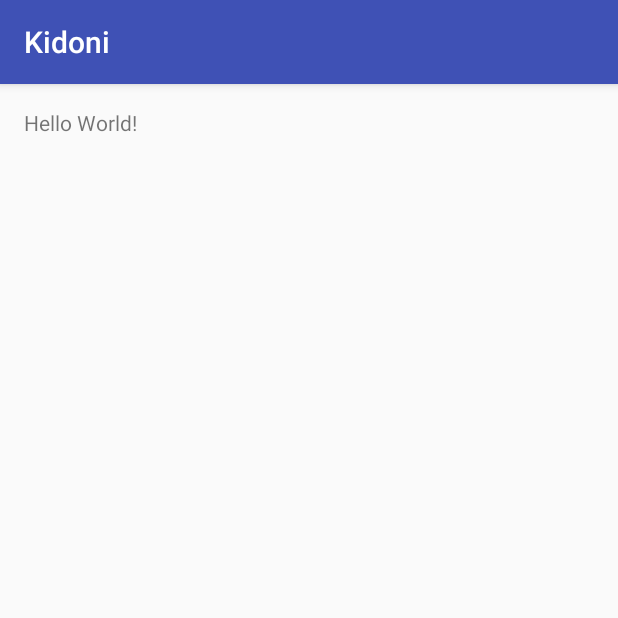
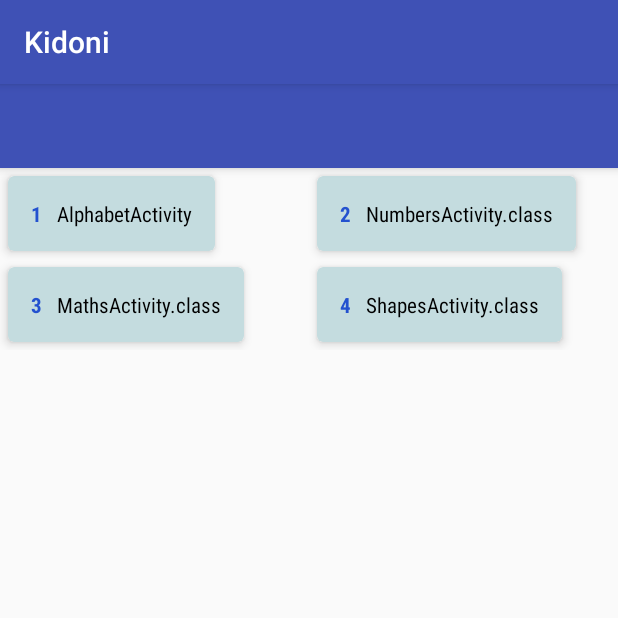
Before and after one commit to cfsuman/Kidoni, an Android app: the screen it shows after launch (MainActivity), on a phone screen of 412 x 824 dp, the top half of it. Run offline under Robolectric (Android 15) with nearby library versions, the phone set to English and light mode, and no system bars; libraries missing offline, so code that uses them is left out: com.facebook.drawee; 1 statement that could not run was skipped.

Commit message:
another move.

```diff
--- a/app/src/main/AndroidManifest.xml
+++ b/app/src/main/AndroidManifest.xml
@@ -2,7 +2,11 @@
 <manifest xmlns:android="http://schemas.android.com/apk/res/android"
     package="com.cfsuman.me.kidoni">
 
+    <uses-permission android:name="android.permission.INTERNET" />
+    <uses-permission android:name="android.permission.ACCESS_NETWORK_STATE" />
+
     <application
+        android:name=".KidoniApplication"
         android:allowBackup="true"
         android:icon="@mipmap/ic_launcher"
         android:label="@string/app_name"
@@ -15,6 +19,7 @@
                 <category android:name="android.intent.category.LAUNCHER" />
             </intent-filter>
         </activity>
+        <activity android:name=".AlphabetActivity"></activity>
     </application>
 
 </manifest>
--- /dev/null
+++ b/app/src/main/java/com/cfsuman/me/kidoni/KidoniApplication.java
@@ -0,0 +1,14 @@
+package com.cfsuman.me.kidoni;
+
+import android.app.Application;
+
+import com.facebook.drawee.backends.pipeline.Fresco;
+
+public class KidoniApplication extends Application {
+    @Override
+    public void onCreate(){
+        super.onCreate();
+        // Initialize the Fresco class
+        Fresco.initialize(this);
+    }
+}
--- a/app/src/main/java/com/cfsuman/me/kidoni/MainActivity.java
+++ b/app/src/main/java/com/cfsuman/me/kidoni/MainActivity.java
@@ -1,13 +1,55 @@
 package com.cfsuman.me.kidoni;
 
+import android.app.Activity;
+import android.content.Context;
+import android.support.design.widget.CoordinatorLayout;
 import android.support.v7.app.AppCompatActivity;
 import android.os.Bundle;
+import android.support.v7.widget.GridLayoutManager;
+import android.support.v7.widget.RecyclerView;
+import android.widget.RelativeLayout;
+
+import java.util.Arrays;
+import java.util.List;
 
 public class MainActivity extends AppCompatActivity {
+
+    private Context mContext;
+    private Activity mActivity;
+
+    private CoordinatorLayout mCLayout;
+    private RecyclerView mRecyclerView;
+    private RecyclerView.LayoutManager mLayoutManager;
+    private RecyclerView.Adapter mAdapter;
+
 
     @Override
     protected void onCreate(Bundle savedInstanceState) {
         super.onCreate(savedInstanceState);
         setContentView(R.layout.activity_main);
+
+        // Get the application context
+        mContext = getApplicationContext();
+
+        // Get the activity
+        mActivity = MainActivity.this;
+
+        // Get the widgets reference from XML layout
+        mCLayout = (CoordinatorLayout) findViewById(R.id.coordinator_layout);
+        mRecyclerView = (RecyclerView) findViewById(R.id.recycler_view);
+
+        // Specify a layout for RecyclerView
+        mLayoutManager = new GridLayoutManager(mContext,2);
+        mRecyclerView.setLayoutManager(mLayoutManager);
+
+        // Initialize a new TinyAppsXmlPullParser instance
+        TinyAppsXmlPullParser pullParser = new TinyAppsXmlPullParser();
+        // Get the titny apps list from xml data
+        List<TinyApp> tinyapps = pullParser.parseXMLData(mContext);
+
+        mAdapter = new MainActivityRecyclerViewAdapter(mContext,tinyapps);
+
+        // Set an adapter for RecyclerView
+        mRecyclerView.setAdapter(mAdapter);
     }
 }
--- /dev/null
+++ b/app/src/main/java/com/cfsuman/me/kidoni/MainActivityRecyclerViewAdapter.java
@@ -0,0 +1,102 @@
+package com.cfsuman.me.kidoni;
+
+import android.content.Context;
+import android.content.Intent;
+import android.support.v7.widget.CardView;
+import android.support.v7.widget.RecyclerView;
+import android.view.LayoutInflater;
+import android.view.View;
+import android.view.ViewGroup;
+import android.widget.TextView;
+import android.widget.Toast;
+
+import java.util.List;
+
+
+public class MainActivityRecyclerViewAdapter extends RecyclerView.Adapter<MainActivityRecyclerViewAdapter.ViewHolder> {
+    private Context mContext;
+    private List<TinyApp> mDataSet;
+    private int mCounter = 1;
+
+    public MainActivityRecyclerViewAdapter(Context context, List<TinyApp> list){
+        mContext = context;
+        mDataSet = list;
+    }
+
+    public static class ViewHolder extends RecyclerView.ViewHolder{
+        public CardView mCardView;
+        public TextView mTextViewSerial;
+        public TextView mTextViewLabel;
+
+        public ViewHolder(View v){
+            super(v);
+            // Get the widget reference from the custom layout
+            mCardView = (CardView) v.findViewById(R.id.card_view);
+            mTextViewSerial = (TextView) v.findViewById(R.id.tv_serial);
+            mTextViewLabel = (TextView) v.findViewById(R.id.tv_label);
+        }
+    }
+
+    @Override
+    public MainActivityRecyclerViewAdapter.ViewHolder onCreateViewHolder(ViewGroup parent, int viewType){
+        final View v = LayoutInflater.from(mContext).inflate(R.layout.main_activity_recycler_view_custom_view,parent,false);
+
+        // Get the TextView reference from RecyclerView current item
+        final TextView tv_serial = (TextView) v.findViewById(R.id.tv_serial);
+        final TextView tv_label = (TextView) v.findViewById(R.id.tv_label);
+
+        // Set a click listener for the current item of RecyclerView
+        v.setOnClickListener(new View.OnClickListener() {
+            @Override
+            public void onClick(View view) {
+                // Get the RecyclerView current item serial and text
+                final String serial = tv_serial.getText().toString();
+                final String label = tv_label.getText().toString();
+
+                    // Display the RecyclerView clicked item serial and label
+                    Toast.makeText(
+                            mContext,
+                            "Clicked : " + serial + ". " + label,
+                            Toast.LENGTH_SHORT
+                    ).show();
+
+                    //Class<?> act = Class.forName(label);
+
+                try {
+                    Intent intent = new Intent(mContext, Class.forName(mContext.getPackageName() +"."+ label.toString()));
+                    intent.setFlags(Intent.FLAG_ACTIVITY_NEW_TASK);
+                    mContext.startActivity(intent);
+                } catch (ClassNotFoundException e) {
+                    e.printStackTrace();
+                }
+
+
+            }
+        });
+
+        ViewHolder vh = new ViewHolder(v);
+
+        // Return the ViewHolder
+        return vh;
+    }
+
+    @Override
+    public void onBindViewHolder(ViewHolder holder, int position){
+        // Get the current animal from the data set
+        String animal = mDataSet.get(position).getName();
+        String activity = mDataSet.get(position).getActivity();
+
+        // Set the TextView widgets text
+        holder.mTextViewSerial.setText(mCounter + "");
+        holder.mTextViewLabel.setText(activity);
+
+        // Increase the counter
+        mCounter +=1;
+    }
+
+    @Override
+    public int getItemCount(){
+        // Count the items
+        return mDataSet.size();
+    }
+}
--- /dev/null
+++ b/app/src/main/java/com/cfsuman/me/kidoni/TinyApp.java
@@ -0,0 +1,65 @@
+package com.cfsuman.me.kidoni;
+
+/**
+ * Created by jones on 2/21/2017.
+ */
+
+public class TinyApp {
+    private String name;
+    private String activity;
+    private String image;
+    private String description;
+    private boolean enabled;
+
+
+    public void setName(String name) {
+        this.name = name;
+    }
+
+    public void setActivity(String activity) {
+        this.activity = activity;
+    }
+
+    public void setImage(String image) {
+        this.image = image;
+    }
+
+    public void setDescription(String description) {
+        this.description = description;
+    }
+
+    public void setEnabled(boolean enabled) {
+        this.enabled = enabled;
+    }
+
+    public String getName() {
+        return name;
+    }
+
+    public String getActivity() {
+        return activity;
+    }
+
+    public String getImage() {
+        return image;
+    }
+
+    public String getDescription() {
+        return description;
+    }
+
+    public boolean isEnabled() {
+        return enabled;
+    }
+
+    @Override
+    public String toString() {
+        return "TinyApp{" +
+                "name='" + name + '\'' +
+                ", activity='" + activity + '\'' +
+                ", image='" + image + '\'' +
+                ", description='" + description + '\'' +
+                ", enabled=" + enabled +
+                '}';
+    }
+}
--- /dev/null
+++ b/app/src/main/java/com/cfsuman/me/kidoni/TinyAppsXmlPullParser.java
@@ -0,0 +1,85 @@
+package com.cfsuman.me.kidoni;
+
+import android.content.Context;
+import android.widget.Toast;
+
+import org.xmlpull.v1.XmlPullParser;
+import org.xmlpull.v1.XmlPullParserException;
+import org.xmlpull.v1.XmlPullParserFactory;
+
+import java.io.IOException;
+import java.io.InputStream;
+import java.util.ArrayList;
+import java.util.List;
+
+
+public class TinyAppsXmlPullParser {
+    private static final String TINYAPP = "tinyapp";
+    private static final String TINYAPP_NAME = "name";
+    private static final String TINYAPP_ACTIVITY = "activity";
+    private static final String TINYAPP_IAMGE = "image";
+    private static final String TINYAPP_DESCRIPTION = "description";
+    private static final String TINYAPP_ENABLED = "enabled";
+
+    private TinyApp currentTinyApp = null;
+    private String currentTag = null;
+
+    // Initialize a new array list of student
+    List<TinyApp> tinyapps = new ArrayList<TinyApp>();
+
+    public List<TinyApp> parseXMLData(Context context){
+        try{
+            // Initialize a new XmlPullParserFactory instance
+            XmlPullParserFactory factory = XmlPullParserFactory.newInstance();
+            factory.setNamespaceAware(true);
+            XmlPullParser parser = factory.newPullParser();
+
+            // Get the input stream from XML file's data
+            InputStream stream = context.getResources().openRawResource(R.raw.tinyapps);
+
+            // Specify the input stream for the xml pull parser
+            parser.setInput(stream,null);
+
+            // Get the vent type from XMLPullParser
+            int eventType = parser.getEventType();
+
+            // Loop through the xml data
+            while(eventType!=XmlPullParser.END_DOCUMENT){ // Loop until reach the document end
+                if(eventType == XmlPullParser.START_TAG){
+                    if(parser.getName().equals(TINYAPP)){
+                        currentTinyApp = new TinyApp();
+                        tinyapps.add(currentTinyApp);
+                    }else {
+                        currentTag = parser.getName();
+                        //Toast.makeText(context,parser.getName(),Toast.LENGTH_SHORT).show();
+                    }
+                }else if(eventType == XmlPullParser.END_TAG){
+                    currentTag = null;
+                }else if(eventType == XmlPullParser.TEXT){
+                    if(currentTag!=null){
+                        //Toast.makeText(context,currentTag + " || "+ parser.getText(),Toast.LENGTH_SHORT).show();
+                        if(currentTag.equals(TINYAPP_NAME)){
+                            currentTinyApp.setName(parser.getText());
+                        }else if(currentTag.equals(TINYAPP_ACTIVITY)){
+                            currentTinyApp.setActivity(parser.getText());
+                        }else if(currentTag.equals(TINYAPP_IAMGE)){
+                            currentTinyApp.setImage(parser.getText());
+                        }else if(currentTag.equals(TINYAPP_DESCRIPTION)){
+                            currentTinyApp.setDescription(parser.getText());
+                        }else if(currentTag.equals(TINYAPP_ENABLED)){
+                            currentTinyApp.setEnabled(Boolean.parseBoolean(parser.getText()));
+                        }
+                    }
+                }
+                eventType = parser.next();
+            }
+        }catch(XmlPullParserException e){
+            e.printStackTrace();
+        }catch(IOException e){
+            e.printStackTrace();
+        }
+
+        // Return the student list
+        return tinyapps;
+    }
+}
--- a/app/src/main/res/layout/activity_main.xml
+++ b/app/src/main/res/layout/activity_main.xml
@@ -1,17 +1,45 @@
 <?xml version="1.0" encoding="utf-8"?>
-<RelativeLayout xmlns:android="http://schemas.android.com/apk/res/android"
+<android.support.design.widget.CoordinatorLayout
+    android:id="@+id/coordinator_layout"
+    xmlns:android="http://schemas.android.com/apk/res/android"
+    xmlns:app="http://schemas.android.com/apk/res-auto"
     xmlns:tools="http://schemas.android.com/tools"
-    android:id="@+id/activity_main"
     android:layout_width="match_parent"
     android:layout_height="match_parent"
-    android:paddingBottom="@dimen/activity_vertical_margin"
-    android:paddingLeft="@dimen/activity_horizontal_margin"
-    android:paddingRight="@dimen/activity_horizontal_margin"
-    android:paddingTop="@dimen/activity_vertical_margin"
-    tools:context="com.cfsuman.me.kidoni.MainActivity">
+    tools:context=".MainActivity"
+    >
+    <android.support.design.widget.AppBarLayout
+        android:id="@+id/app_bar_layout"
+        android:layout_width="match_parent"
+        android:layout_height="wrap_content"
+        app:theme="@style/ThemeOverlay.AppCompat.Dark.ActionBar"
+        >
+        <android.support.v7.widget.Toolbar
+            android:id="@+id/toolbar"
+            android:layout_width="match_parent"
+            android:layout_height="?attr/actionBarSize"
+            app:popupTheme="@style/ThemeOverlay.AppCompat.Light"
+            app:layout_scrollFlags="scroll|enterAlways"
+            />
+    </android.support.design.widget.AppBarLayout>
 
-    <TextView
-        android:layout_width="wrap_content"
-        android:layout_height="wrap_content"
-        android:text="Hello World!" />
-</RelativeLayout>
+    <android.support.v4.widget.NestedScrollView
+        android:layout_width="match_parent"
+        android:layout_height="match_parent"
+        app:layout_behavior="@string/appbar_scrolling_view_behavior"
+        >
+        <LinearLayout
+            android:layout_width="match_parent"
+            android:layout_height="match_parent"
+            android:orientation="vertical"
+            >
+            <android.support.v7.widget.RecyclerView
+                android:id="@+id/recycler_view"
+                android:layout_width="match_parent"
+                android:layout_height="match_parent"
+                android:scrollbars="vertical"
+                >
+            </android.support.v7.widget.RecyclerView>
+        </LinearLayout>
+    </android.support.v4.widget.NestedScrollView>
+</android.support.design.widget.CoordinatorLayout>
--- /dev/null
+++ b/app/src/main/res/layout/main_activity_recycler_view_custom_view.xml
@@ -0,0 +1,40 @@
+<?xml version="1.0" encoding="utf-8"?>
+<android.support.v7.widget.CardView
+    xmlns:android="http://schemas.android.com/apk/res/android"
+    xmlns:card_view="http://schemas.android.com/apk/res-auto"
+    android:id="@+id/card_view"
+    android:layout_width="wrap_content"
+    android:layout_height="wrap_content"
+    card_view:cardCornerRadius="4dp"
+    card_view:cardElevation="4dp"
+    card_view:cardMaxElevation="6dp"
+    card_view:contentPadding="15dp"
+    android:layout_margin="5dp"
+    card_view:cardBackgroundColor="#c4dcdf"
+    >
+    <RelativeLayout
+        android:id="@+id/rl"
+        android:layout_width="wrap_content"
+        android:layout_height="wrap_content"
+        >
+        <TextView
+            android:id="@+id/tv_serial"
+            android:layout_width="wrap_content"
+            android:layout_height="wrap_content"
+            android:textColor="#2351cf"
+            android:fontFamily="sans-serif-condensed"
+            android:paddingEnd="10dp"
+            android:paddingRight="10dp"
+            android:textStyle="bold"
+            />
+        <TextView
+            android:id="@+id/tv_label"
+            android:layout_width="wrap_content"
+            android:layout_height="wrap_content"
+            android:textColor="#000"
+            android:fontFamily="sans-serif-condensed"
+            android:layout_toRightOf="@id/tv_serial"
+            android:layout_toEndOf="@id/tv_serial"
+            />
+    </RelativeLayout>
+</android.support.v7.widget.CardView>
```
Also changed, not shown: app/build.gradle (+7 -0 lines), app/src/main/java/com/cfsuman/me/kidoni/AlphabetActivity.java (added, +13 -0 lines), app/src/main/res/layout/activity_alphabet.xml (added, +19 -0 lines), app/src/main/res/raw/tinyapps.xml (added, +31 -0 lines).
